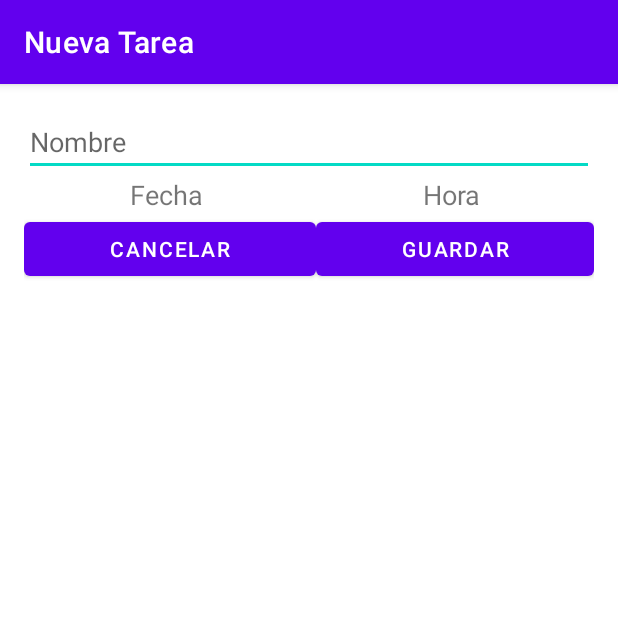
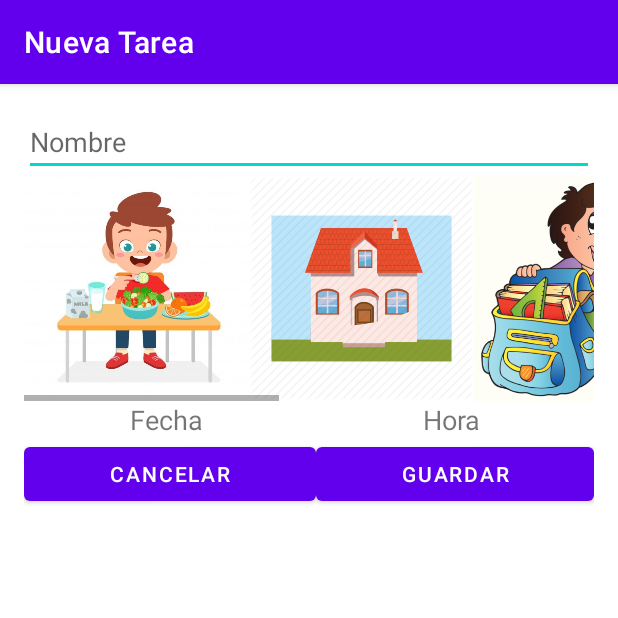
Before and after one commit to raul0806/mobcly, an Android app: the AddTarea screen opened directly, with no data from a screen before it, on a phone screen of 412 x 824 dp, the top half of it. Run offline under Robolectric (Android 15) with nearby library versions, the phone set to English and light mode, and no system bars; our stand-ins replace Firebase (no records; nobody signed in at launch, a user with empty details on screens opened directly).

Commit message:
addTarea image layout

```diff
--- a/app/src/main/res/layout/activity_add_tarea.xml
+++ b/app/src/main/res/layout/activity_add_tarea.xml
@@ -27,6 +27,63 @@
             android:inputType="text"
             android:textSize="18sp" />
 
+
+        <HorizontalScrollView
+            android:id="@+id/horizontalScrollView"
+            android:layout_width="wrap_content"
+            android:layout_height="150dp">
+
+            <LinearLayout
+                android:id="@+id/image_container"
+                android:layout_width="wrap_content"
+                android:layout_height="wrap_content"
+                android:orientation="horizontal">
+
+
+                <ImageView
+                    android:id="@+id/imageView3"
+                    android:layout_width="wrap_content"
+                    android:layout_height="wrap_content"
+                    android:layout_weight="1"
+                    android:adjustViewBounds="true"
+                    app:srcCompat="@drawable/comer" />
+
+                <ImageView
+                    android:id="@+id/imageView6"
+                    android:layout_width="wrap_content"
+                    android:layout_height="wrap_content"
+                    android:layout_gravity="center"
+                    android:layout_weight="1"
+                    android:adjustViewBounds="true"
+                    android:foregroundGravity="center"
+                    app:srcCompat="@drawable/ircasa" />
+
+                <ImageView
+                    android:id="@+id/imageView7"
+                    android:layout_width="wrap_content"
+                    android:layout_height="wrap_content"
+                    android:layout_weight="1"
+                    android:adjustViewBounds="true"
+                    app:srcCompat="@drawable/ircole" />
+
+                <ImageView
+                    android:id="@+id/imageView5"
+                    android:layout_width="wrap_content"
+                    android:layout_height="wrap_content"
+                    android:layout_weight="1"
+                    android:adjustViewBounds="true"
+                    app:srcCompat="@drawable/hacerdeberes" />
+
+                <ImageView
+                    android:id="@+id/imageView4"
+                    android:layout_width="wrap_content"
+                    android:layout_height="wrap_content"
+                    android:layout_weight="1"
+                    android:adjustViewBounds="true"
+                    app:srcCompat="@drawable/dormir" />
+
+            </LinearLayout>
+        </HorizontalScrollView>
 
         <LinearLayout
             android:layout_width="match_parent"
```
